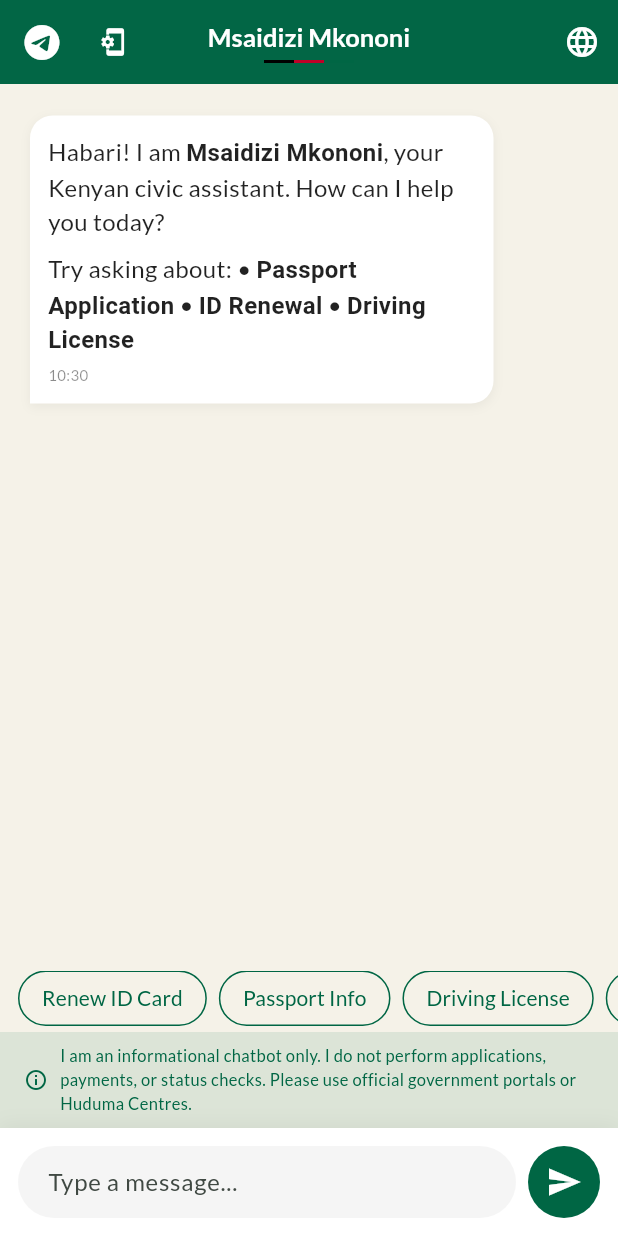
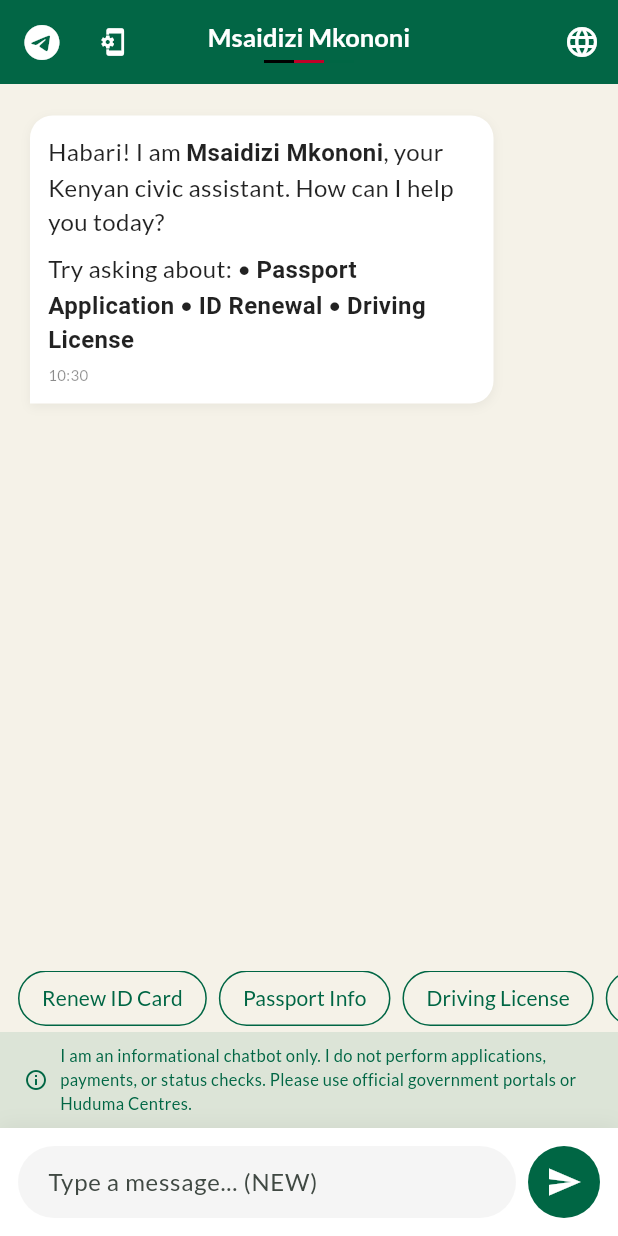
Before and after one commit to rose8192/msaidizi_mkononi, a Flutter app: the screen it shows after launch, on a phone screen of 412 x 824 dp. Run offline on Flutter 3.47's test engine with Material 3 defaults, Android fonts, the phone set to English and light mode, and no system bars; our stand-ins replace fl_chart, flutter_markdown_plus, flutter_tts, font_awesome_flutter, google_fonts, permission_handler and 2 more.

```diff
--- a/frontend/flutter_app/lib/screens/chat_screen.dart
+++ b/frontend/flutter_app/lib/screens/chat_screen.dart
@@ -404,7 +404,7 @@ class _ChatScreenState extends State<ChatScreen> {
                     child: TextField(
                       controller: _controller,
                       decoration: InputDecoration(
-                        hintText: (provider.language == 'sw' ? 'Andika ujumbe...' : 'Type a message...'),
+                        hintText: (provider.language == 'sw' ? 'Andika ujumbe... (NEW)' : 'Type a message... (NEW)'),
                         border: InputBorder.none,
                         contentPadding: const EdgeInsets.symmetric(horizontal: 20, vertical: 10),
                       ),
```
Also changed, not shown: 3 other files.
